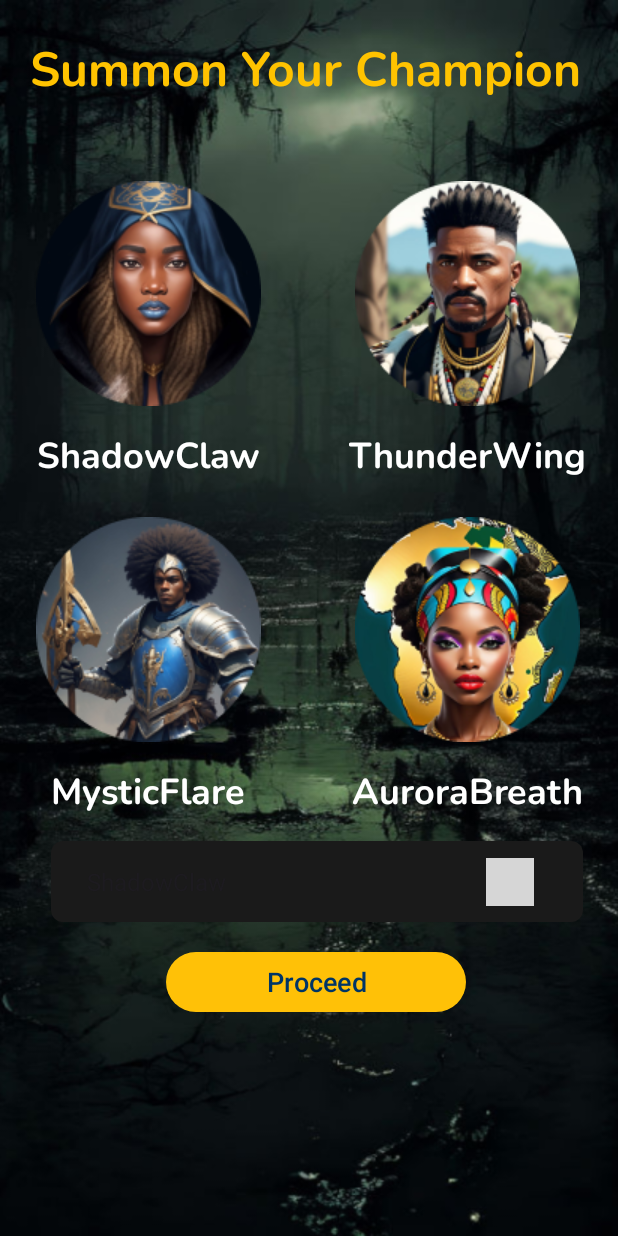
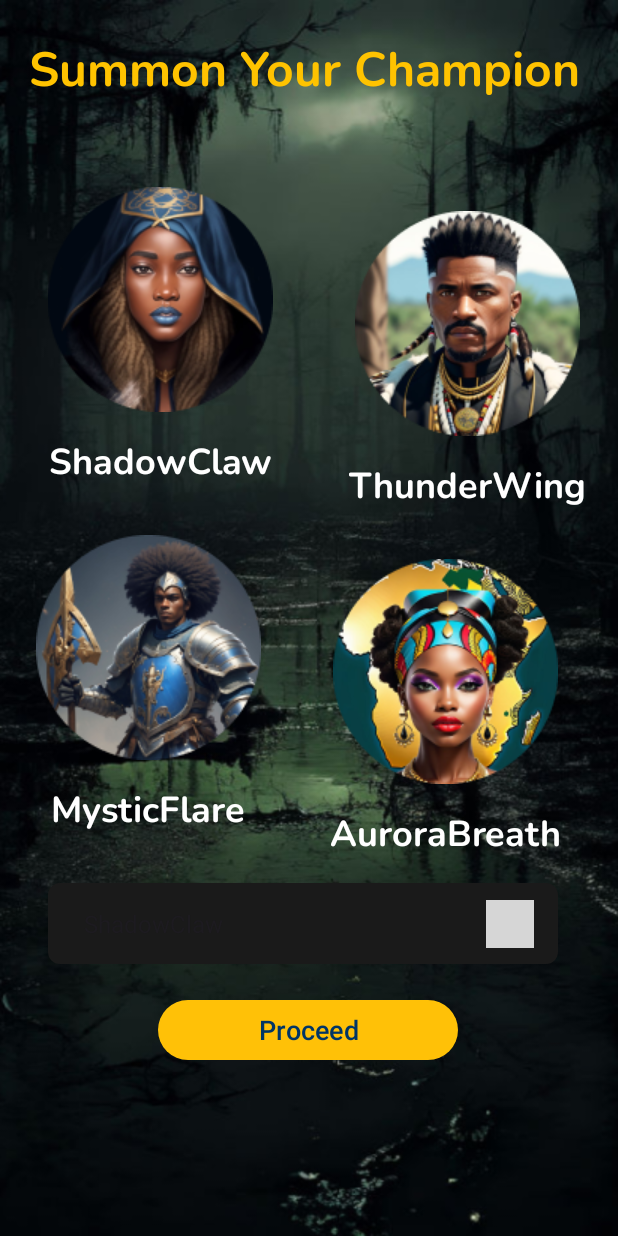
Before and after one commit to akirachix/Vivosparks-Mobile, an Android app: the ChampionActivity screen opened directly, with no data from a screen before it, on a phone screen of 412 x 824 dp. Run offline under Robolectric (Android 15) with nearby library versions, the phone set to English and light mode, and no system bars; our stand-ins replace Picasso; pictures from the network do not load; grey boxes are pictures that could not be loaded.

Commit message:
Revert "Merging dev to staging"

```diff
--- a/app/src/main/java/com/akirachix/investikaTrial/api/ApiClient.kt
+++ b/app/src/main/java/com/akirachix/investikaTrial/api/ApiClient.kt
@@ -1,6 +1,6 @@
 package com.akirachix.investikaTrial.api
 
-
+import com.akirachix.investikaTrial.api.ApiClient.BASE_URL
 import okhttp3.OkHttpClient
 import retrofit2.Retrofit
 import retrofit2.converter.gson.GsonConverterFactory
--- a/app/src/main/res/layout/activity_champion.xml
+++ b/app/src/main/res/layout/activity_champion.xml
@@ -15,7 +15,6 @@
         android:layout_marginTop="8dp"
         android:fontFamily="@font/nunito_bold"
         android:text="Summon Your Champion"
-        android:textAlignment="center"
         android:textColor="#FFC300"
         android:textSize="32sp"
         app:layout_constraintEnd_toEndOf="parent"
@@ -27,9 +26,10 @@
         android:id="@+id/Imgshadow"
         android:layout_width="wrap_content"
         android:layout_height="wrap_content"
-        android:layout_marginStart="8dp"
+        android:layout_marginStart="16dp"
+        android:layout_marginTop="56dp"
         app:layout_constraintStart_toStartOf="parent"
-        app:layout_constraintTop_toTopOf="@+id/imageView3"
+        app:layout_constraintTop_toBottomOf="@+id/textView"
         app:srcCompat="@drawable/shadowclaw" />
 
     <ImageView
@@ -37,10 +37,10 @@
         android:layout_width="wrap_content"
         android:layout_height="wrap_content"
         android:layout_marginStart="32dp"
-        android:layout_marginTop="52dp"
+        android:layout_marginTop="72dp"
         android:layout_marginEnd="8dp"
         app:layout_constraintEnd_toEndOf="parent"
-        app:layout_constraintHorizontal_bias="0.967"
+        app:layout_constraintHorizontal_bias="0.956"
         app:layout_constraintStart_toEndOf="@+id/Imgshadow"
         app:layout_constraintTop_toBottomOf="@+id/textView"
         app:srcCompat="@drawable/thunderwing" />
@@ -76,7 +76,7 @@
         android:layout_width="wrap_content"
         android:layout_height="wrap_content"
         android:layout_marginStart="8dp"
-        android:layout_marginTop="24dp"
+        android:layout_marginTop="32dp"
         app:layout_constraintStart_toStartOf="parent"
         app:layout_constraintTop_toBottomOf="@+id/textView2"
         app:srcCompat="@drawable/mysticflare" />
@@ -85,12 +85,10 @@
         android:id="@+id/imageView5"
         android:layout_width="wrap_content"
         android:layout_height="wrap_content"
-        android:layout_marginStart="32dp"
-        android:layout_marginEnd="8dp"
+        android:layout_marginTop="32dp"
+        android:layout_marginEnd="24dp"
         app:layout_constraintEnd_toEndOf="parent"
-        app:layout_constraintHorizontal_bias="0.967"
-        app:layout_constraintStart_toEndOf="@+id/imageView4"
-        app:layout_constraintTop_toTopOf="@+id/imageView4"
+        app:layout_constraintTop_toBottomOf="@+id/textView3"
         app:srcCompat="@drawable/aurorabreath" />
 
     <TextView
@@ -125,16 +123,18 @@
     <!-- ImageView to display the selected image -->
     <Spinner
         android:id="@+id/idAvatarSpinner"
-        android:layout_width="0dp"
+        android:layout_width="match_parent"
         android:layout_height="wrap_content"
+        android:layout_marginStart="16dp"
         android:layout_marginTop="16dp"
+        android:layout_marginEnd="24dp"
         android:background="@drawable/spinner_background"
+        android:text="Select Your Avatar"
         android:padding="16dp"
         android:spinnerMode="dropdown"
-        android:text="Select Your Avatar"
         android:textColor="#FFFFFF"
-        app:layout_constraintEnd_toEndOf="@+id/textView5"
-        app:layout_constraintStart_toStartOf="@+id/textView4"
+        app:layout_constraintEnd_toEndOf="parent"
+        app:layout_constraintStart_toStartOf="parent"
         app:layout_constraintTop_toBottomOf="@+id/textView5" />
 
     <!-- White background -->
@@ -154,16 +154,16 @@
         android:id="@+id/registerButton"
         android:layout_width="200dp"
         android:layout_height="wrap_content"
-        android:layout_marginTop="16dp"
+        android:layout_marginTop="20dp"
         android:text="Proceed"
         android:textAlignment="center"
         android:textColor="#003566"
         android:textSize="18dp"
         app:backgroundTint="#FFC107"
         app:cornerRadius="25dp"
-        app:layout_constraintEnd_toEndOf="@+id/idAvatarSpinner"
+        app:layout_constraintEnd_toEndOf="parent"
         app:layout_constraintHorizontal_bias="0.497"
-        app:layout_constraintStart_toStartOf="@+id/idAvatarSpinner"
+        app:layout_constraintStart_toStartOf="parent"
         app:layout_constraintTop_toBottomOf="@+id/idAvatarSpinner" />
 
 </androidx.constraintlayout.widget.ConstraintLayout>
```
Also changed, not shown: app/src/main/res/layout/activity_defeat.xml (+4 -4 lines), app/src/main/res/layout/activity_defeated.xml (+5 -3 lines), app/src/main/res/layout/activity_register.xml (+11 -22 lines), app/src/main/res/layout/activity_sign_in.xml (+11 -19 lines), app/src/main/res/layout/activity_wisdom.xml (+4 -5 lines).
